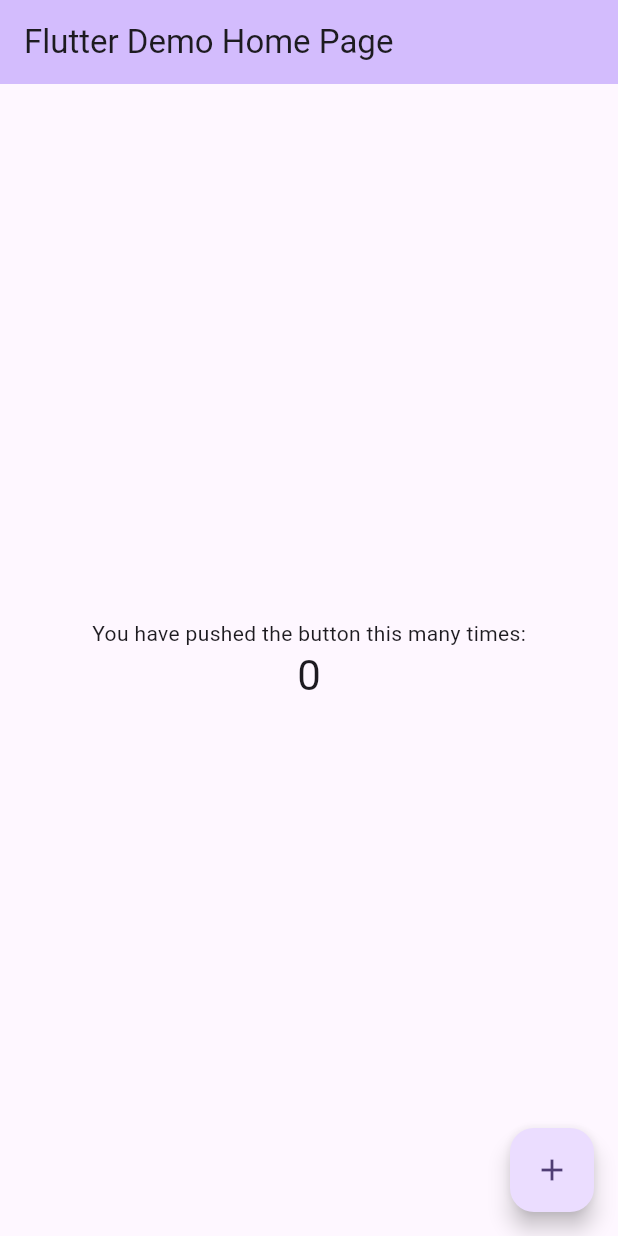
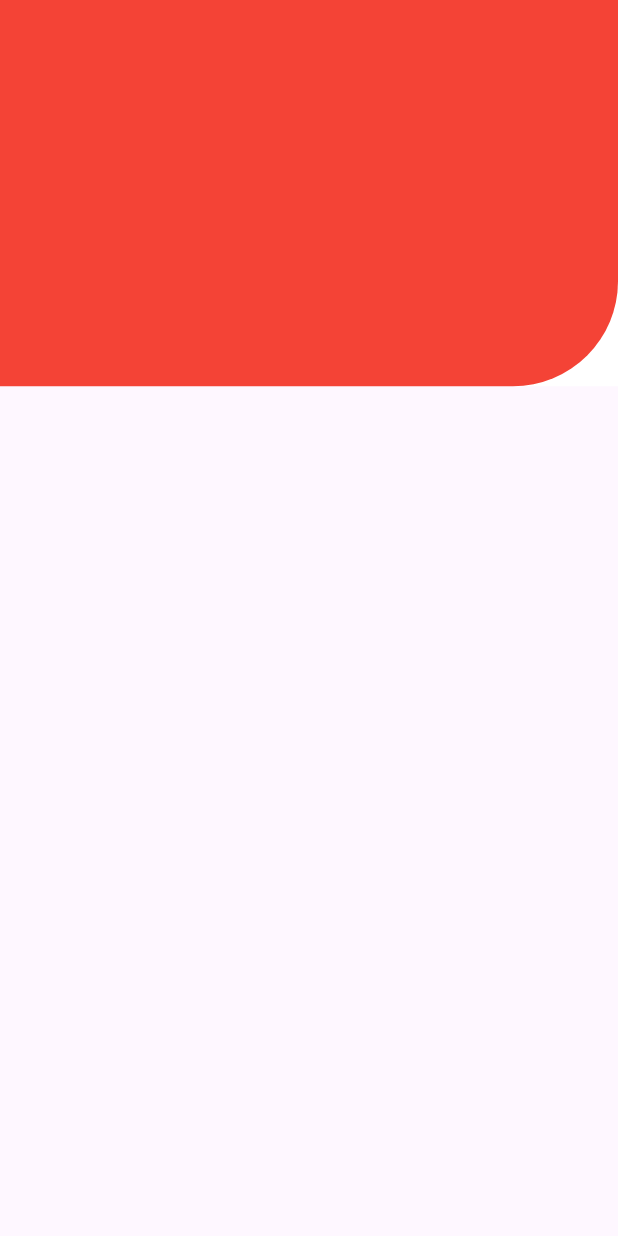
Before and after one commit to Pasandul2/Blood-Donation-App, a Flutter app: the screen it shows after launch, on a phone screen of 412 x 824 dp. Run offline on Flutter 3.47's test engine with Material 3 defaults, Android fonts, the light colour scheme and no system bars.

Commit message:
Welcome page add

```diff
--- /dev/null
+++ b/blood/lib/WelcomePage/WelcomePage.dart
@@ -0,0 +1,38 @@
+import 'package:flutter/material.dart';
+
+class WelcomePage extends StatefulWidget {
+  const WelcomePage({super.key});
+
+  @override
+  State<WelcomePage> createState() => _WelcomePageState();
+}
+
+class _WelcomePageState extends State<WelcomePage> {
+  @override
+  Widget build(BuildContext context) {
+    return Material(
+      child: Container(
+        width: MediaQuery.of(context).size.width,
+        height: MediaQuery.of(context).size.width,
+        child: Stack(
+          children: [
+            Container(
+              width: MediaQuery.of(context).size.width,
+              height: MediaQuery.of(context).size.width / 1.6,
+              decoration: BoxDecoration(color: Colors.white),
+            ),
+            Container(
+              width: MediaQuery.of(context).size.width,
+              height: MediaQuery.of(context).size.width / 1.6,
+              decoration: BoxDecoration(
+                color: Colors.red,
+                borderRadius:
+                    BorderRadius.only(bottomRight: Radius.circular(70)),
+              ),
+            )
+          ],
+        ),
+      ),
+    );
+  }
+}
--- a/blood/lib/main.dart
+++ b/blood/lib/main.dart
@@ -1,3 +1,4 @@
+import 'package:blood/WelcomePage/WelcomePage.dart';
 import 'package:flutter/material.dart';
 
 void main() {
@@ -31,7 +32,8 @@
           colorScheme: ColorScheme.fromSeed(seedColor: Colors.deepPurple),
           useMaterial3: true,
         ),
-      home: const MyHomePage(title: 'Flutter Demo Home Page'),
+        home: WelcomePage()
+        // home: const MyHomePage(title: 'Flutter Demo Home Page'),
         );
   }
 }
```
Lines whose indentation alone changed are shown as unchanged.
